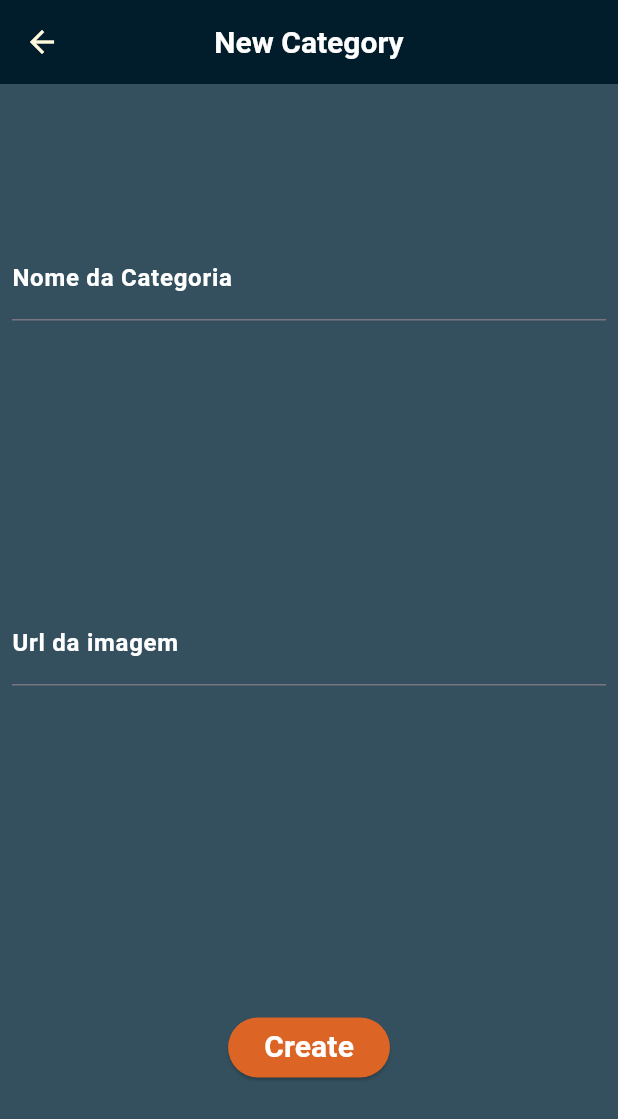
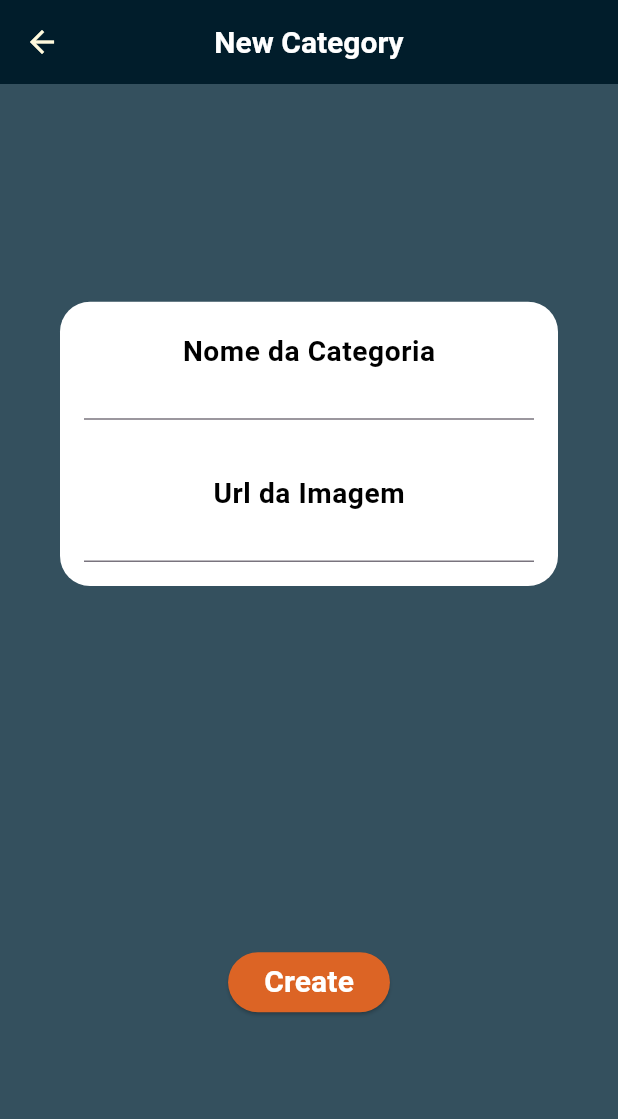
Before and after one commit to Brunokrk/My-Recipes, a Flutter app: the AddCategoryScreen screen opened directly, after a tap on "Create", on a phone screen of 412 x 824 dp. Shown: the top 1119 px of the screen. Run offline on Flutter 3.47's test engine with Material 3 defaults, Android fonts, the light colour scheme and no system bars; our stand-ins replace google_fonts, logger, shared_preferences; missing offline and left inert: http_interceptor; accounts and stored records are empty; statements that could not run were skipped.

Commit message:
Register New Category

```diff
--- a/lib/models/category.dart
+++ b/lib/models/category.dart
@@ -13,11 +13,11 @@ class Category {
     required this.userId,
   });
 
-  Category.empty({required int id})
+  Category.empty({required int userIdd})
       : id = const Uuid().v1(),
         name = '',
         urlPhoto = '',
-        userId = id;
+        userId = userIdd;
 
   Category.fromMap(Map<String, dynamic> map)
       : id = map["id"].toString(),
--- a/lib/screens/Add-Category-Screen/add_category_screen.dart
+++ b/lib/screens/Add-Category-Screen/add_category_screen.dart
@@ -1,6 +1,12 @@
+import 'dart:io';
+
 import 'package:flutter/material.dart';
+import 'package:my_recipes_app/services/category_service.dart';
 import 'package:shared_preferences/shared_preferences.dart';
+import 'package:uuid/uuid.dart';
 
+import '../../common/exception_dialog.dart';
+import '../../common/logout.dart';
 import '../../models/category.dart';
 
 class AddCategoryScreen extends StatelessWidget {
@@ -9,11 +15,12 @@ class AddCategoryScreen extends StatelessWidget {
   final TextEditingController _name = TextEditingController();
   final TextEditingController _url = TextEditingController();
 
+
   @override
   Widget build(BuildContext context) {
     return Scaffold(
       appBar: AppBar(
-        title:const Text(
+        title: const Text(
           "New Category",
           style: TextStyle(
             fontSize: 20,
@@ -26,41 +33,68 @@ class AddCategoryScreen extends StatelessWidget {
       body: Padding(
         padding: const EdgeInsets.all(8.0),
         child: Form(
-          //key: _formKey,
+          child: Padding(
+            padding: const EdgeInsets.all(32.0),
             child: Column(
               mainAxisAlignment: MainAxisAlignment.spaceAround,
               children: [
-              TextFormField(
+                Container(
+                  decoration: BoxDecoration(
+                    borderRadius: BorderRadius.circular(20),
+                    color: Colors.white,
+                  ),
+                  child: Column(
+                    mainAxisAlignment: MainAxisAlignment.spaceEvenly,
+                    children: [
+                      Padding(
+                        padding: const EdgeInsets.all(16.0),
+                        child: TextFormField(
                           controller: _name,
-
-                decoration: const InputDecoration(
+                          decoration: InputDecoration(
                             labelText: 'Nome da Categoria',
-                  labelStyle: TextStyle(
+                            labelStyle: const TextStyle(
                               fontWeight: FontWeight.bold,
-                    color: Colors.white, // Cor do texto em branco
+                              color: Colors.black,
+                              fontSize: 25,
+                            ),
+                            floatingLabelBehavior: FloatingLabelBehavior.always,
+                            floatingLabelAlignment:
+                                FloatingLabelAlignment.center,
                           ),
                         ),
                       ),
-              TextFormField(
+                      Padding(
+                        padding: const EdgeInsets.all(16.0),
+                        child: TextFormField(
                           controller: _url,
-                decoration: const InputDecoration(
-                  labelText: 'Url da imagem',
-                  labelStyle: TextStyle(
+                          decoration: InputDecoration(
+                            labelText: 'Url da Imagem',
+                            labelStyle: const TextStyle(
                               fontWeight: FontWeight.bold,
-                    color: Colors.white, // Cor do texto em branco
+                              color: Colors.black,
+                              fontSize: 25,
                             ),
+                            floatingLabelBehavior: FloatingLabelBehavior.always,
+                            floatingLabelAlignment:
+                                FloatingLabelAlignment.center,
+                          ),
+                        ),
+                      ),
+                    ],
                   ),
                 ),
                 Padding(
                   padding: EdgeInsets.fromLTRB(0, 30, 0, 0),
                   child: ElevatedButton(
-                  onPressed:(){},// _submitForm,
+                    onPressed: () {
+                      registerCategory(context);
+                    }, // Adicione sua função de envio aqui
                     child: const Text(
                       "Create",
                       style: TextStyle(
                         fontSize: 20,
                         fontWeight: FontWeight.bold,
-                      color: Colors.white, // Alterado para branco puro
+                        color: Colors.white,
                       ),
                     ),
                   ),
@@ -69,20 +103,32 @@ class AddCategoryScreen extends StatelessWidget {
             ),
           ),
         ),
+      ),
     );
   }
 
+  registerCategory(BuildContext context) {
+    SharedPreferences.getInstance().then(
+      (prefs) {
+        String? token = prefs.getString("accessToken");
+        if (token != null) {
+          Category category = Category.empty(userIdd: prefs.getInt("id")!);
+          category.name = _name.text;
+          category.urlPhoto = _url.text;
 
-  registerCategory(BuildContext context){
-    SharedPreferences.getInstance().then((prefs) {
-      String? token = prefs.getString("accessToken");
-      if(token != null){
-        String name = _name.text;
-        String url = _url.text;
-
+          CategoryService service = CategoryService();
+          service.register(category, token).then((response) {
+            Navigator.pop(context, response);
+          }).catchError(
+            (error) {
+              logout(context);
+            },
+            test: (error) => error is TokenNotValidException,
+          ).catchError((error) {
+            showExceptionDialog(context, content: error.message);
+          }, test: (error) => error is HttpException);
         }
-    });
-
+      },
+    );
   }
-
 }
--- a/lib/screens/Home-Screen/widgets/listing_categories.dart
+++ b/lib/screens/Home-Screen/widgets/listing_categories.dart
@@ -8,7 +8,7 @@ List<CategoryCard> generateListCategories(
     required int userId,
     required String token}) {
 
-  print('entrou aqui');
+  //print('entrou aqui');
   List<CategoryCard> list = [];
   database.forEach((id, category) {
     list.add(CategoryCard(
```
Also changed, not shown: lib/main.dart (+14 -8 lines), 1 other file. Lines whose indentation alone changed are shown as unchanged.
